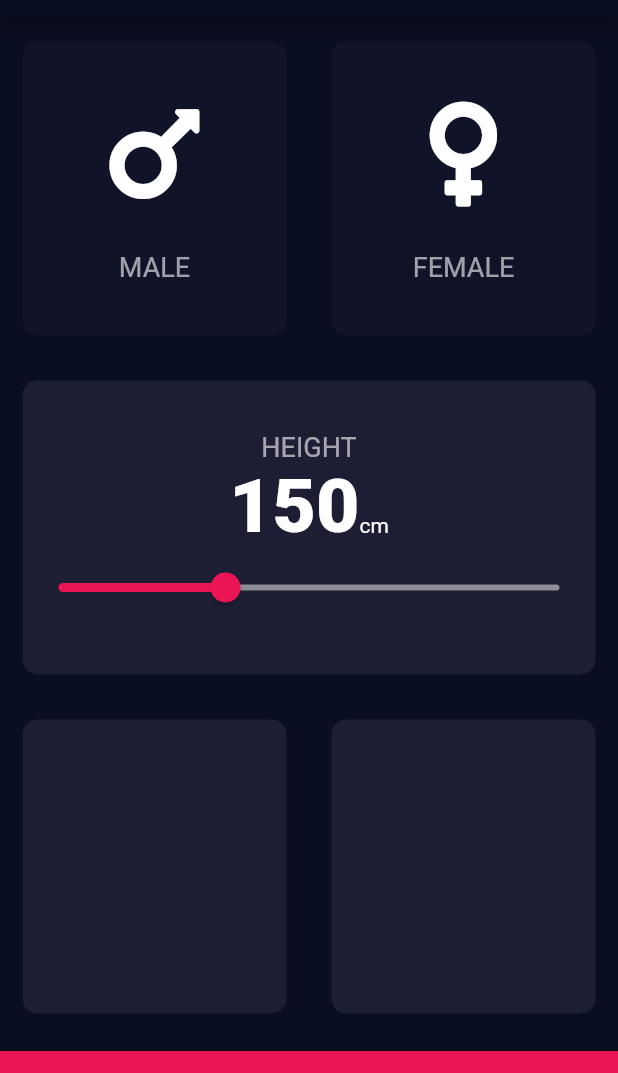
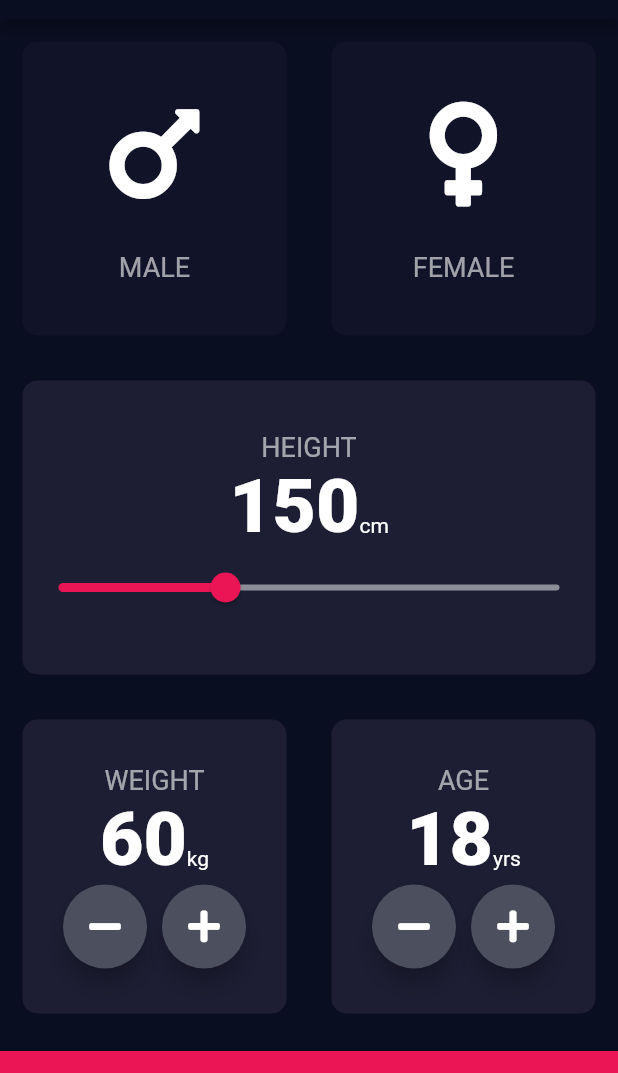
Before and after one commit to nickname8888/BMI_Calculator, a Flutter app: the screen it shows after launch, on a phone screen of 412 x 824 dp, the part 65-1138 px from its top. Run offline on Flutter 3.47's test engine with Material 2 defaults, Android fonts, the light colour scheme and no system bars; our stand-ins replace font_awesome_flutter.

Commit message:
officially completed UI

```diff
--- a/lib/input_page.dart
+++ b/lib/input_page.dart
@@ -1,3 +1,4 @@
+import 'package:flutter/cupertino.dart';
 import 'package:flutter/material.dart';
 import 'package:font_awesome_flutter/font_awesome_flutter.dart';
 
@@ -24,6 +25,8 @@ class _InputPageState extends State<InputPage> {
   // Color femaleCardColour = inactiveColour;
   Gender? selectedGender;
   int height = 150;
+  int weight = 60;
+  int age = 18;
 
   @override
   Widget build(BuildContext context) {
@@ -116,15 +119,109 @@ class _InputPageState extends State<InputPage> {
               children: [
                 Expanded(
                     child: ReusableCard(
-                  onPress: () {},
-                  colour: primaryColour,
-                  cardChild: Container(),
-                )),
+                        onPress: () {},
+                        colour: primaryColour,
+                        cardChild: Column(
+                          mainAxisAlignment: MainAxisAlignment.center,
+                          children: [
+                            Text(
+                              'WEIGHT',
+                              style: TextStyle(
+                                  fontSize: 18, color: Colors.white60),
+                            ),
+                            Row(
+                              mainAxisAlignment: MainAxisAlignment.center,
+                              crossAxisAlignment: CrossAxisAlignment.baseline,
+                              textBaseline: TextBaseline.alphabetic,
+                              children: [
+                                Text(
+                                  weight.toString(),
+                                  style: TextStyle(
+                                      fontSize: 50,
+                                      color: Colors.white,
+                                      fontWeight: FontWeight.w900),
+                                ),
+                                Text('kg'),
+                              ],
+                            ),
+                            Row(
+                              mainAxisAlignment: MainAxisAlignment.center,
+                              children: [
+                                RoundIconButton(
+                                  icon: FontAwesomeIcons.minus,
+                                  buttonFunction: () {
+                                    setState(() {
+                                      weight--;
+                                    });
+                                  },
+                                ),
+                                SizedBox(
+                                  width: 10.0,
+                                ),
+                                RoundIconButton(
+                                  icon: FontAwesomeIcons.plus,
+                                  buttonFunction: () {
+                                    setState(() {
+                                      weight++;
+                                    });
+                                  },
+                                ),
+                              ],
+                            ),
+                          ],
+                        ))),
                 Expanded(
                     child: ReusableCard(
                   onPress: () {},
                   colour: primaryColour,
-                  cardChild: Container(),
+                  cardChild: Column(
+                    mainAxisAlignment: MainAxisAlignment.center,
+                    children: [
+                      Text(
+                        'AGE',
+                        style: TextStyle(fontSize: 18, color: Colors.white60),
+                      ),
+                      Row(
+                        mainAxisAlignment: MainAxisAlignment.center,
+                        crossAxisAlignment: CrossAxisAlignment.baseline,
+                        textBaseline: TextBaseline.alphabetic,
+                        children: [
+                          Text(
+                            age.toString(),
+                            style: TextStyle(
+                                fontSize: 50,
+                                color: Colors.white,
+                                fontWeight: FontWeight.w900),
+                          ),
+                          Text('yrs'),
+                        ],
+                      ),
+                      Row(
+                        mainAxisAlignment: MainAxisAlignment.center,
+                        children: [
+                          RoundIconButton(
+                            icon: FontAwesomeIcons.minus,
+                            buttonFunction: () {
+                              setState(() {
+                                age--;
+                              });
+                            },
+                          ),
+                          SizedBox(
+                            width: 10.0,
+                          ),
+                          RoundIconButton(
+                            icon: FontAwesomeIcons.plus,
+                            buttonFunction: () {
+                              setState(() {
+                                age++;
+                              });
+                            },
+                          ),
+                        ],
+                      ),
+                    ],
+                  ),
                 )),
               ],
             )),
@@ -138,3 +235,26 @@ class _InputPageState extends State<InputPage> {
         ));
   }
 }
+
+class RoundIconButton extends StatelessWidget {
+  // const RoundIconButton({Key? key}) : super(key: key);
+
+  final IconData icon;
+  Function buttonFunction;
+
+  RoundIconButton({required this.icon, required this.buttonFunction});
+
+  @override
+  Widget build(BuildContext context) {
+    return RawMaterialButton(
+      child: Icon(icon),
+      onPressed: () {
+        buttonFunction();
+      },
+      elevation: 6.0,
+      shape: CircleBorder(),
+      fillColor: Color(0xFF4C4F5E),
+      constraints: BoxConstraints.tightFor(width: 56.0, height: 56.0),
+    );
+  }
+}
```
